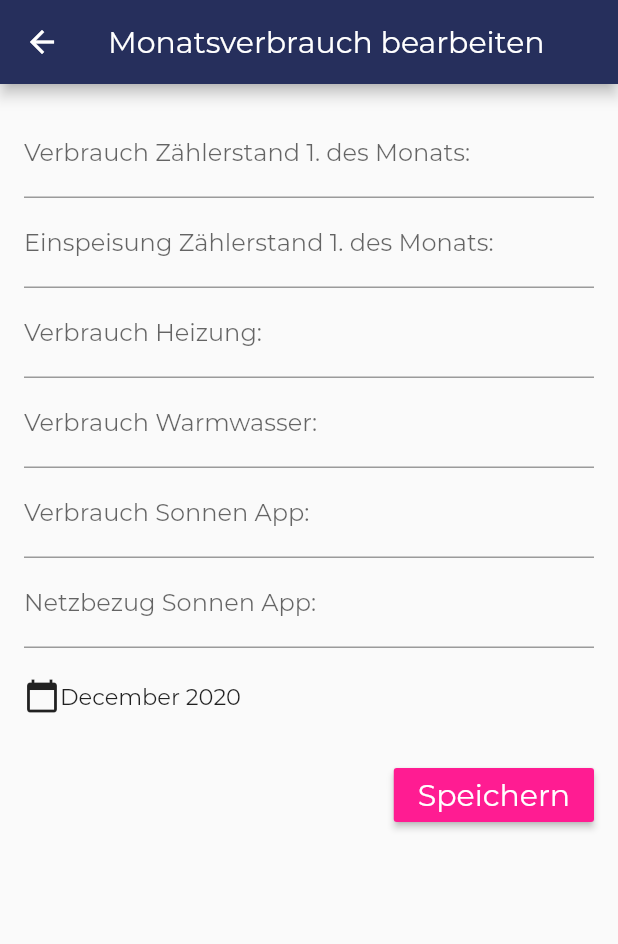
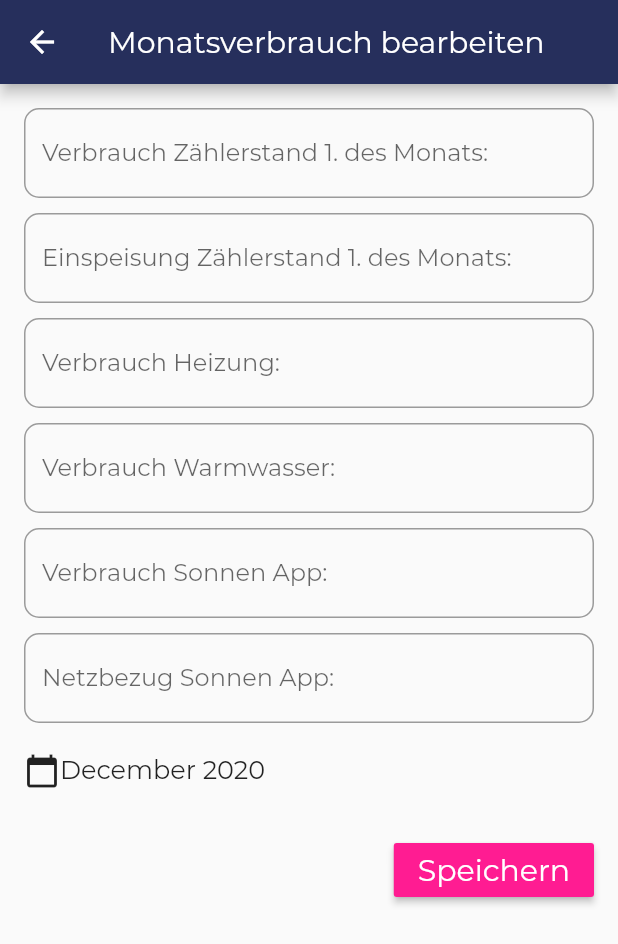
Before and after one commit to Undermyspell/flutter, a Flutter app: the screen it shows after launch, after a tap on the "add" icon, on a phone screen of 412 x 824 dp. Shown: the top 944 px of the screen. Run offline on Flutter 3.47's test engine with Material 2 defaults, Android fonts, the phone set to English and light mode, and no system bars; our stand-ins replace charts_flutter, cloud_firestore, firebase_auth, firebase_core, get_it, month_picker_dialog and 1 more; accounts and stored records are empty; network calls fail; statements that could not run were skipped.

Commit message:
adds styles and fix bug

```diff
--- a/power-usage/power_usage/lib/main.dart
+++ b/power-usage/power_usage/lib/main.dart
@@ -34,7 +34,9 @@ class MyApp extends StatelessWidget {
           }
 
           if (snapshot.connectionState == ConnectionState.done) {
-            getIt.registerSingleton<UsageService>(UsageService());
+            if (!getIt.isRegistered<UsageService>()) {
+              getIt.registerSingleton<UsageService>(UsageService());
+            }
             return MaterialApp(
                 title: "Stromverbrauch für Monate",
                 theme: ThemeData(
@@ -44,7 +46,8 @@ class MyApp extends StatelessWidget {
                 home: MonthlyUsageScreen(),
                 routes: {
                   MonthlyUsageScreen.routeName: (ctx) => MonthlyUsageScreen(),
-                  EditMonthlyUsageScreen.routeName: (ctx) => EditMonthlyUsageScreen(),
+                  EditMonthlyUsageScreen.routeName: (ctx) =>
+                      EditMonthlyUsageScreen(),
                   StatsScreen.routeName: (ctx) => StatsScreen(),
                 },
                 debugShowCheckedModeBanner: false);
--- a/power-usage/power_usage/lib/screens/edit_monthly_usage_screen.dart
+++ b/power-usage/power_usage/lib/screens/edit_monthly_usage_screen.dart
@@ -24,7 +24,6 @@ class _EditMonthlyUsageScreenState extends State<EditMonthlyUsageScreen> {
   bool _datePicked = false;
 
   setDate(DateTime date) {
-    _datePicked = true;
     _editedUsage = Usage(
         consumptionGridSonnenApp: _editedUsage.consumptionGridSonnenApp,
         consumptionHeating: _editedUsage.consumptionHeating,
@@ -95,6 +94,11 @@ class _EditMonthlyUsageScreenState extends State<EditMonthlyUsageScreen> {
                   TextFormField(
                     decoration: InputDecoration(
                       labelText: "Verbrauch Zählerstand 1. des Monats:",
+                      border: OutlineInputBorder(
+                        borderRadius: BorderRadius.all(
+                          Radius.circular(10),
+                        ),
+                      ),
                     ),
                     textInputAction: TextInputAction.next,
                     keyboardType: TextInputType.number,
@@ -116,9 +120,17 @@ class _EditMonthlyUsageScreenState extends State<EditMonthlyUsageScreen> {
                     onFieldSubmitted: (v) => FocusScope.of(context)
                         .requestFocus(focusCounterMeterFeedIn),
                   ),
+                  SizedBox(
+                    height: 10,
+                  ),
                   TextFormField(
                     decoration: InputDecoration(
                       labelText: "Einspeisung Zählerstand 1. des Monats:",
+                      border: OutlineInputBorder(
+                        borderRadius: BorderRadius.all(
+                          Radius.circular(10),
+                        ),
+                      ),
                     ),
                     textInputAction: TextInputAction.next,
                     focusNode: focusCounterMeterFeedIn,
@@ -142,9 +154,17 @@ class _EditMonthlyUsageScreenState extends State<EditMonthlyUsageScreen> {
                     onFieldSubmitted: (v) => FocusScope.of(context)
                         .requestFocus(focusConsumptionHeating),
                   ),
+                  SizedBox(
+                    height: 10,
+                  ),
                   TextFormField(
                     decoration: InputDecoration(
                       labelText: "Verbrauch Heizung:",
+                      border: OutlineInputBorder(
+                        borderRadius: BorderRadius.all(
+                          Radius.circular(10),
+                        ),
+                      ),
                     ),
                     focusNode: focusConsumptionHeating,
                     textInputAction: TextInputAction.next,
@@ -168,9 +188,17 @@ class _EditMonthlyUsageScreenState extends State<EditMonthlyUsageScreen> {
                     onFieldSubmitted: (v) => FocusScope.of(context)
                         .requestFocus(focusConsumptionWarmWater),
                   ),
+                  SizedBox(
+                    height: 10,
+                  ),
                   TextFormField(
                     decoration: InputDecoration(
                       labelText: "Verbrauch Warmwasser:",
+                      border: OutlineInputBorder(
+                        borderRadius: BorderRadius.all(
+                          Radius.circular(10),
+                        ),
+                      ),
                     ),
                     focusNode: focusConsumptionWarmWater,
                     textInputAction: TextInputAction.next,
@@ -193,9 +221,17 @@ class _EditMonthlyUsageScreenState extends State<EditMonthlyUsageScreen> {
                     onFieldSubmitted: (v) => FocusScope.of(context)
                         .requestFocus(focusConsumptionSonnenApp),
                   ),
+                  SizedBox(
+                    height: 10,
+                  ),
                   TextFormField(
                     decoration: InputDecoration(
                       labelText: "Verbrauch Sonnen App:",
+                      border: OutlineInputBorder(
+                        borderRadius: BorderRadius.all(
+                          Radius.circular(10),
+                        ),
+                      ),
                     ),
                     focusNode: focusConsumptionSonnenApp,
                     textInputAction: TextInputAction.next,
@@ -218,9 +254,17 @@ class _EditMonthlyUsageScreenState extends State<EditMonthlyUsageScreen> {
                     onFieldSubmitted: (v) => FocusScope.of(context)
                         .requestFocus(focusConsumptionGridSonnenApp),
                   ),
+                  SizedBox(
+                    height: 10,
+                  ),
                   TextFormField(
                     decoration: InputDecoration(
                       labelText: "Netzbezug Sonnen App:",
+                      border: OutlineInputBorder(
+                        borderRadius: BorderRadius.all(
+                          Radius.circular(10),
+                        ),
+                      ),
                     ),
                     textInputAction: TextInputAction.done,
                     keyboardType: TextInputType.number,
@@ -255,7 +299,7 @@ class _EditMonthlyUsageScreenState extends State<EditMonthlyUsageScreen> {
                         return null;
                       },
                       initialValue: DateTime.now(),
-                  ),
+                      onValueChange: (_) => _datePicked = true),
                   SizedBox(
                     height: 10,
                   ),
@@ -297,7 +341,8 @@ class MonthPickerFormField extends FormField<DateTime> {
       {BuildContext context,
       FormFieldSetter<DateTime> onSaved,
       FormFieldValidator<DateTime> validator,
-      DateTime initialValue})
+      DateTime initialValue,
+      void Function(DateTime) onValueChange})
       : super(
             onSaved: onSaved,
             validator: validator,
@@ -312,6 +357,7 @@ class MonthPickerFormField extends FormField<DateTime> {
                       final picked = await showMonthPicker(
                           context: context, initialDate: initialValue);
                       state.didChange(picked != null ? picked : prev);
+                      onValueChange(picked);
                     },
                     child: Padding(
                       padding: const EdgeInsets.symmetric(vertical: 20),
@@ -323,7 +369,7 @@ class MonthPickerFormField extends FormField<DateTime> {
                             overflow: TextOverflow.ellipsis,
                             softWrap: false,
                             style: TextStyle(
-                              fontSize: 15,
+                              fontSize: 17,
                             ),
                           ),
                         ],
--- a/power-usage/power_usage/lib/screens/monthly_usage_screen.dart
+++ b/power-usage/power_usage/lib/screens/monthly_usage_screen.dart
@@ -77,7 +77,7 @@ class _MonthlyUsageScreenState extends State<MonthlyUsageScreen> {
         ),
       ),
       floatingActionButtonLocation:
-          FloatingActionButtonLocation.endFloat,
+          FloatingActionButtonLocation.centerDocked,
       floatingActionButton: FloatingActionButton(
         child: Icon(
           Icons.add,
@@ -89,19 +89,14 @@ class _MonthlyUsageScreenState extends State<MonthlyUsageScreen> {
         backgroundColor: Theme.of(context).accentColor,
       ),
       bottomNavigationBar: BottomAppBar(
+        clipBehavior: Clip.antiAlias,
+        shape: CircularNotchedRectangle(),
         child: Container(
           color: Theme.of(context).primaryColor,
           child: new Row(
             mainAxisSize: MainAxisSize.max,
             mainAxisAlignment: MainAxisAlignment.spaceAround,
             children: <Widget>[
-              IconButton(
-                icon: Icon(Icons.home),
-                color: Colors.white,
-                onPressed: () {
-                  Navigator.of(context).pushNamed(MonthlyUsageScreen.routeName);
-                },
-              ),
               IconButton(
                 icon: Icon(Icons.calendar_today),
                 color: Colors.white,
--- a/power-usage/power_usage/lib/screens/stats_screen.dart
+++ b/power-usage/power_usage/lib/screens/stats_screen.dart
@@ -109,7 +109,7 @@ class _State extends State<StatsScreen> {
                 icon: Icon(Icons.home),
                 color: Colors.white,
                 onPressed: () {
-                  Navigator.of(context).pushNamed(MonthlyUsageScreen.routeName);
+                  Navigator.of(context).pushNamedAndRemoveUntil(MonthlyUsageScreen.routeName, (r) => false);
                 },
               ),
             ],
```
Lines whose indentation alone changed are shown as unchanged.
